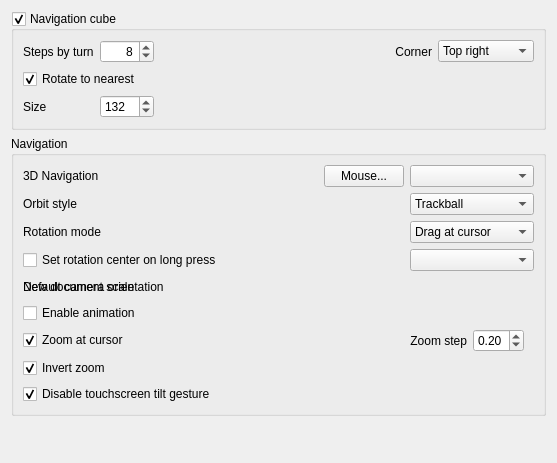
Before: the Qt Designer form src/Gui/DlgSettingsNavigation.ui in scottmudge/FreeCAD, drawn with Qt 5.
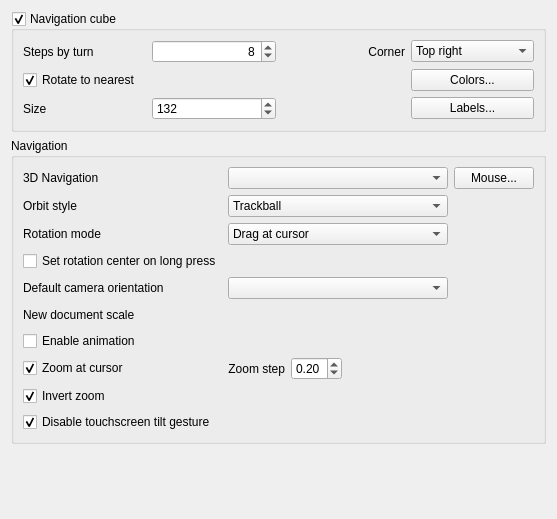
After: the same form once the commit is applied. Custom widgets are drawn as their Qt base class.

Commit message:
Gui: refactor navigation cube
* All views shares the same rendering/config data
* Each view has independenting position of the cube
* Add extra edge and corner color configuration
* Expose more settings in navigation cube menu and preferences dialog
* Realtime update of cube visual on setting changes

```diff
--- a/src/Gui/DlgSettingsNavigation.ui
+++ b/src/Gui/DlgSettingsNavigation.ui
@@ -7,7 +7,7 @@
     <x>0</x>
     <y>0</y>
     <width>557</width>
-    <height>463</height>
+    <height>519</height>
    </rect>
   </property>
   <property name="windowTitle">
@@ -23,6 +23,20 @@
       <bool>true</bool>
      </property>
      <layout class="QGridLayout" name="gridLayout_2">
+      <item row="1" column="3">
+       <widget class="QPushButton" name="buttonNaviColors">
+        <property name="text">
+         <string>Colors...</string>
+        </property>
+       </widget>
+      </item>
+      <item row="2" column="3">
+       <widget class="QPushButton" name="buttonNaviLabels">
+        <property name="text">
+         <string>Labels...</string>
+        </property>
+       </widget>
+      </item>
       <item row="0" column="0">
        <widget class="QLabel" name="stepLabel">
         <property name="text">
@@ -56,22 +70,6 @@
        </widget>
       </item>
       <item row="0" column="2">
-       <spacer name="horizontalSpacer">
-        <property name="orientation">
-         <enum>Qt::Horizontal</enum>
-        </property>
-        <property name="sizeType">
-         <enum>QSizePolicy::MinimumExpanding</enum>
-        </property>
-        <property name="sizeHint" stdset="0">
-         <size>
-          <width>80</width>
-          <height>20</height>
-         </size>
-        </property>
-       </spacer>
-      </item>
-      <item row="0" column="3">
        <widget class="QLabel" name="cornerLabel">
         <property name="text">
          <string>Corner</string>
@@ -81,7 +79,7 @@
         </property>
        </widget>
       </item>
-      <item row="0" column="4">
+      <item row="0" column="3">
        <widget class="QComboBox" name="naviCubeCorner">
         <property name="toolTip">
          <string>Corner where navigation cube is shown</string>
@@ -176,272 +174,7 @@
      <layout class="QVBoxLayout" name="verticalLayout">
       <item>
        <layout class="QGridLayout" name="gridLayout">
-        <item row="0" column="0">
-         <widget class="QLabel" name="navigationLabel">
-          <property name="text">
-           <string>3D Navigation</string>
-          </property>
-         </widget>
-        </item>
-        <item row="0" column="1">
-         <spacer name="horizontalSpacer_3">
-          <property name="orientation">
-           <enum>Qt::Horizontal</enum>
-          </property>
-          <property name="sizeType">
-           <enum>QSizePolicy::MinimumExpanding</enum>
-          </property>
-          <property name="sizeHint" stdset="0">
-           <size>
-            <width>20</width>
-            <height>20</height>
-           </size>
-          </property>
-         </spacer>
-        </item>
-        <item row="0" column="2">
-         <widget class="QPushButton" name="mouseButton">
-          <property name="sizePolicy">
-           <sizepolicy hsizetype="Maximum" vsizetype="Fixed">
-            <horstretch>0</horstretch>
-            <verstretch>0</verstretch>
-           </sizepolicy>
-          </property>
-          <property name="minimumSize">
-           <size>
-            <width>60</width>
-            <height>0</height>
-           </size>
-          </property>
-          <property name="toolTip">
-           <string>List the mouse button configs for each chosen navigation setting.
-Select a set and then press the button to view said configurations.</string>
-          </property>
-          <property name="text">
-           <string>Mouse...</string>
-          </property>
-         </widget>
-        </item>
-        <item row="0" column="3">
-         <widget class="QComboBox" name="comboNavigationStyle">
-          <property name="minimumSize">
-           <size>
-            <width>120</width>
-            <height>0</height>
-           </size>
-          </property>
-          <property name="maximumSize">
-           <size>
-            <width>16777215</width>
-            <height>16777215</height>
-           </size>
-          </property>
-          <property name="toolTip">
-           <string>Navigation settings set</string>
-          </property>
-          <property name="currentIndex">
-           <number>-1</number>
-          </property>
-         </widget>
-        </item>
-        <item row="1" column="0">
-         <widget class="QLabel" name="orbitLabel">
-          <property name="text">
-           <string>Orbit style</string>
-          </property>
-         </widget>
-        </item>
-        <item row="1" column="3">
-         <widget class="QComboBox" name="comboOrbitStyle">
-          <property name="minimumSize">
-           <size>
-            <width>120</width>
-            <height>0</height>
-           </size>
-          </property>
-          <property name="maximumSize">
-           <size>
-            <width>16777215</width>
-            <height>16777215</height>
-           </size>
-          </property>
-          <property name="toolTip">
-           <string>Rotation orbit style.
-Trackball: moving the mouse horizontally will rotate the part around the y-axis
-Turntable: the part will be rotated around the z-axis.</string>
-          </property>
-          <property name="currentIndex">
-           <number>1</number>
-          </property>
-          <item>
-           <property name="text">
-            <string>Turntable</string>
-           </property>
-          </item>
-          <item>
-           <property name="text">
-            <string>Trackball</string>
-           </property>
-          </item>
-         </widget>
-        </item>
-        <item row="2" column="0">
-         <widget class="QLabel" name="labelRotationMode">
-          <property name="text">
-           <string>Rotation mode</string>
-          </property>
-         </widget>
-        </item>
-        <item row="2" column="3">
-         <widget class="QComboBox" name="comboRotationMode">
-          <property name="minimumSize">
-           <size>
-            <width>120</width>
-            <height>0</height>
-           </size>
-          </property>
-          <property name="maximumSize">
-           <size>
-            <width>16777215</width>
-            <height>16777215</height>
-           </size>
-          </property>
-          <property name="toolTip">
-           <string>Rotations in 3D will use current cursor position as center for rotation</string>
-          </property>
-          <property name="currentIndex">
-           <number>1</number>
-          </property>
-          <item>
-           <property name="text">
-            <string>Window center</string>
-           </property>
-          </item>
-          <item>
-           <property name="text">
-            <string>Drag at cursor</string>
-           </property>
-          </item>
-          <item>
-           <property name="text">
-            <string>Object center</string>
-           </property>
-          </item>
-         </widget>
-        </item>
-        <item row="4" column="0">
-         <widget class="QLabel" name="newDocViewLabel">
-          <property name="text">
-           <string>Default camera orientation</string>
-          </property>
-         </widget>
-        </item>
-        <item row="3" column="3">
-         <widget class="QComboBox" name="comboNewDocView">
-          <property name="minimumSize">
-           <size>
-            <width>120</width>
-            <height>0</height>
-           </size>
-          </property>
-          <property name="maximumSize">
-           <size>
-            <width>16777215</width>
-            <height>16777215</height>
-           </size>
-          </property>
-          <property name="toolTip">
-           <string>Default camera orientation when creating a new document or selecting the home view</string>
-          </property>
-         </widget>
-        </item>
-        <item row="4" column="0">
-         <widget class="QLabel" name="label_2">
-          <property name="text">
-           <string>New document scale</string>
-          </property>
-         </widget>
-        </item>
-        <item row="4" column="3">
-         <widget class="PrefUnitSpinBox" name="qspinNewDocScale" native="true">
-          <property name="minimumSize">
-           <size>
-            <width>120</width>
-            <height>20</height>
-           </size>
-          </property>
-          <property name="maximumSize">
-           <size>
-            <width>16777215</width>
-            <height>16777215</height>
-           </size>
-          </property>
-          <property name="toolTip">
-           <string>Sets camera zoom for new documents.
-The value is the diameter of the sphere to fit on the screen.</string>
-          </property>
-          <property name="unit" stdset="0">
-           <string>mm</string>
-          </property>
-          <property name="minimum" stdset="0">
-           <double>0.000010000000000</double>
-          </property>
-          <property name="maximum" stdset="0">
-           <double>10000000.000000000000000</double>
-          </property>
-          <property name="prefEntry" stdset="0">
-           <cstring>NewDocumentCameraScale</cstring>
-          </property>
-          <property name="prefPath" stdset="0">
-           <cstring>View</cstring>
-          </property>
-          <property name="rawValue" stdset="0">
-           <double>100.000000000000000</double>
-          </property>
-         </widget>
-        </item>
-        <item row="5" column="0">
-         <widget class="Gui::PrefCheckBox" name="CheckBox_UseAutoRotation">
-          <property name="enabled">
-           <bool>true</bool>
-          </property>
-          <property name="toolTip">
-           <string>Enable animated rotations</string>
-          </property>
-          <property name="text">
-           <string>Enable animation</string>
-          </property>
-          <property name="checked">
-           <bool>false</bool>
-          </property>
-          <property name="prefEntry" stdset="0">
-           <cstring>UseAutoRotation</cstring>
-          </property>
-          <property name="prefPath" stdset="0">
-           <cstring>View</cstring>
-          </property>
-         </widget>
-        </item>
-        <item row="6" column="0">
-         <widget class="Gui::PrefCheckBox" name="checkBoxZoomAtCursor">
-          <property name="toolTip">
-           <string>Zoom operations will be performed at position of mouse pointer</string>
-          </property>
-          <property name="text">
-           <string>Zoom at cursor</string>
-          </property>
-          <property name="checked">
-           <bool>true</bool>
-          </property>
-          <property name="prefEntry" stdset="0">
-           <cstring>ZoomAtCursor</cstring>
-          </property>
-          <property name="prefPath" stdset="0">
-           <cstring>View</cstring>
-          </property>
-         </widget>
-        </item>
-        <item row="6" column="3">
+        <item row="7" column="2">
          <layout class="QHBoxLayout" name="horizontalLayout">
           <item>
            <widget class="QLabel" name="label">
@@ -509,13 +242,75 @@
           </item>
          </layout>
         </item>
+        <item row="4" column="0">
+         <widget class="QLabel" name="newDocViewLabel">
+          <property name="text">
+           <string>Default camera orientation</string>
+          </property>
+         </widget>
+        </item>
+        <item row="1" column="2">
+         <widget class="QComboBox" name="comboOrbitStyle">
+          <property name="minimumSize">
+           <size>
+            <width>120</width>
+            <height>0</height>
+           </size>
+          </property>
+          <property name="maximumSize">
+           <size>
+            <width>16777215</width>
+            <height>16777215</height>
+           </size>
+          </property>
+          <property name="toolTip">
+           <string>Rotation orbit style.
+Trackball: moving the mouse horizontally will rotate the part around the y-axis
+Turntable: the part will be rotated around the z-axis.</string>
+          </property>
+          <property name="currentIndex">
+           <number>1</number>
+          </property>
+          <item>
+           <property name="text">
+            <string>Turntable</string>
+           </property>
+          </item>
+          <item>
+           <property name="text">
+            <string>Trackball</string>
+           </property>
+          </item>
+         </widget>
+        </item>
+        <item row="2" column="0">
+         <widget class="QLabel" name="labelRotationMode">
+          <property name="text">
+           <string>Rotation mode</string>
+          </property>
+         </widget>
+        </item>
+        <item row="0" column="0">
+         <widget class="QLabel" name="navigationLabel">
+          <property name="text">
+           <string>3D Navigation</string>
+          </property>
+         </widget>
+        </item>
+        <item row="1" column="0">
+         <widget class="QLabel" name="orbitLabel">
+          <property name="text">
+           <string>Orbit style</string>
+          </property>
+         </widget>
+        </item>
         <item row="7" column="0">
-         <widget class="Gui::PrefCheckBox" name="checkBoxInvertZoom">
+         <widget class="Gui::PrefCheckBox" name="checkBoxZoomAtCursor">
           <property name="toolTip">
            <string>Direction of zoom operations will be inverted</string>
           </property>
           <property name="text">
-           <string>Invert zoom</string>
+           <string>Zoom at cursor</string>
           </property>
           <property name="checked">
            <bool>true</bool>
@@ -528,7 +323,29 @@
           </property>
          </widget>
         </item>
-        <item row="8" column="0">
+        <item row="0" column="2">
+         <widget class="QComboBox" name="comboNavigationStyle">
+          <property name="minimumSize">
+           <size>
+            <width>120</width>
+            <height>0</height>
+           </size>
+          </property>
+          <property name="maximumSize">
+           <size>
+            <width>16777215</width>
+            <height>16777215</height>
+           </size>
+          </property>
+          <property name="toolTip">
+           <string>Navigation settings set</string>
+          </property>
+          <property name="currentIndex">
+           <number>-1</number>
+          </property>
+         </widget>
+        </item>
+        <item row="9" column="0">
          <widget class="Gui::PrefCheckBox" name="checkBoxDisableTilt">
           <property name="toolTip">
            <string>Prevents view tilting when pinch-zooming.
@@ -566,6 +383,159 @@
           </property>
          </widget>
         </item>
+        <item row="6" column="0">
+         <widget class="Gui::PrefCheckBox" name="CheckBox_UseAutoRotation">
+          <property name="enabled">
+           <bool>true</bool>
+          </property>
+          <property name="toolTip">
+           <string>Enable animated rotations</string>
+          </property>
+          <property name="text">
+           <string>Enable animation</string>
+          </property>
+          <property name="checked">
+           <bool>false</bool>
+          </property>
+          <property name="prefEntry" stdset="0">
+           <cstring>UseAutoRotation</cstring>
+          </property>
+          <property name="prefPath" stdset="0">
+           <cstring>View</cstring>
+          </property>
+         </widget>
+        </item>
+        <item row="2" column="2">
+         <widget class="QComboBox" name="comboRotationMode">
+          <property name="minimumSize">
+           <size>
+            <width>120</width>
+            <height>0</height>
+           </size>
+          </property>
+          <property name="maximumSize">
+           <size>
+            <width>16777215</width>
+            <height>16777215</height>
+           </size>
+          </property>
+          <property name="toolTip">
+           <string>Rotations in 3D will use current cursor position as center for rotation</string>
+          </property>
+          <property name="currentIndex">
+           <number>1</number>
+          </property>
+          <item>
+           <property name="text">
+            <string>Window center</string>
+           </property>
+          </item>
+          <item>
+           <property name="text">
+            <string>Drag at cursor</string>
+           </property>
+          </item>
+          <item>
+           <property name="text">
+            <string>Object center</string>
+           </property>
+          </item>
+         </widget>
+        </item>
+        <item row="8" column="0">
+         <widget class="Gui::PrefCheckBox" name="checkBoxInvertZoom">
+          <property name="toolTip">
+           <string>Direction of zoom operations will be inverted</string>
+          </property>
+          <property name="text">
+           <string>Invert zoom</string>
+          </property>
+          <property name="checked">
+           <bool>true</bool>
+          </property>
+          <property name="prefEntry" stdset="0">
+           <cstring>InvertZoom</cstring>
+          </property>
+          <property name="prefPath" stdset="0">
+           <cstring>View</cstring>
+          </property>
+         </widget>
+        </item>
+        <item row="5" column="0">
+         <widget class="QLabel" name="label_2">
+          <property name="text">
+           <string>New document scale</string>
+          </property>
+         </widget>
+        </item>
+        <item row="5" column="2">
+         <widget class="PrefUnitSpinBox" name="qspinNewDocScale" native="true">
+          <property name="minimumSize">
+           <size>
+            <width>120</width>
+            <height>20</height>
+           </size>
+          </property>
+          <property name="maximumSize">
+           <size>
+            <width>16777215</width>
+            <height>16777215</height>
+           </size>
+          </property>
+          <property name="toolTip">
+           <string>Sets camera zoom for new documents.
+The value is the diameter of the sphere to fit on the screen.</string>
+          </property>
+          <property name="unit" stdset="0">
+           <string>mm</string>
+          </property>
+          <property name="minimum" stdset="0">
+           <double>0.000010000000000</double>
+          </property>
+          <property name="maximum" stdset="0">
+           <double>10000000.000000000000000</double>
+          </property>
+          <property name="prefEntry" stdset="0">
+           <cstring>NewDocumentCameraScale</cstring>
+          </property>
+          <property name="prefPath" stdset="0">
+           <cstring>View</cstring>
+          </property>
+          <property name="rawValue" stdset="0">
+           <double>100.000000000000000</double>
+          </property>
+         </widget>
+        </item>
+        <item row="4" column="2">
+         <widget class="QComboBox" name="comboNewDocView">
+          <property name="minimumSize">
+           <size>
+            <width>120</width>
+            <height>0</height>
+           </size>
+          </property>
+          <property name="maximumSize">
+           <size>
+            <width>16777215</width>
+            <height>16777215</height>
+           </size>
+          </property>
+          <property name="toolTip">
+           <string>Default camera orientation when creating a new document or selecting the home view</string>
+          </property>
+         </widget>
+        </item>
+        <item row="0" column="3">
+         <widget class="QPushButton" name="mouseButton">
+          <property name="toolTip">
+           <string>List the mouse button configs for each chosen navigation setting.
+Select a set and then press the button to view said configurations.</string>
+          </property>
+          <property name="text">
+           <string>Mouse...</string>
+          </property>
+         </widget>
+        </item>
        </layout>
       </item>
      </layout>
@@ -587,16 +557,16 @@
   </layout>
  </widget>
  <customwidgets>
-  <customwidget>
-   <class>Gui::PrefSpinBox</class>
-   <extends>QSpinBox</extends>
-   <header>Gui/PrefWidgets.h</header>
-  </customwidget>
   <customwidget>
    <class>Gui::PrefCheckBox</class>
    <extends>QCheckBox</extends>
    <header>Gui/PrefWidgets.h</header>
   </customwidget>
+  <customwidget>
+   <class>Gui::PrefSpinBox</class>
+   <extends>QSpinBox</extends>
+   <header>Gui/PrefWidgets.h</header>
+  </customwidget>
   <customwidget>
    <class>Gui::PrefDoubleSpinBox</class>
    <extends>QDoubleSpinBox</extends>
```
Left out of the diff: 4 changed lines with no effect on the pictures. The commit also changes 7 other files.
